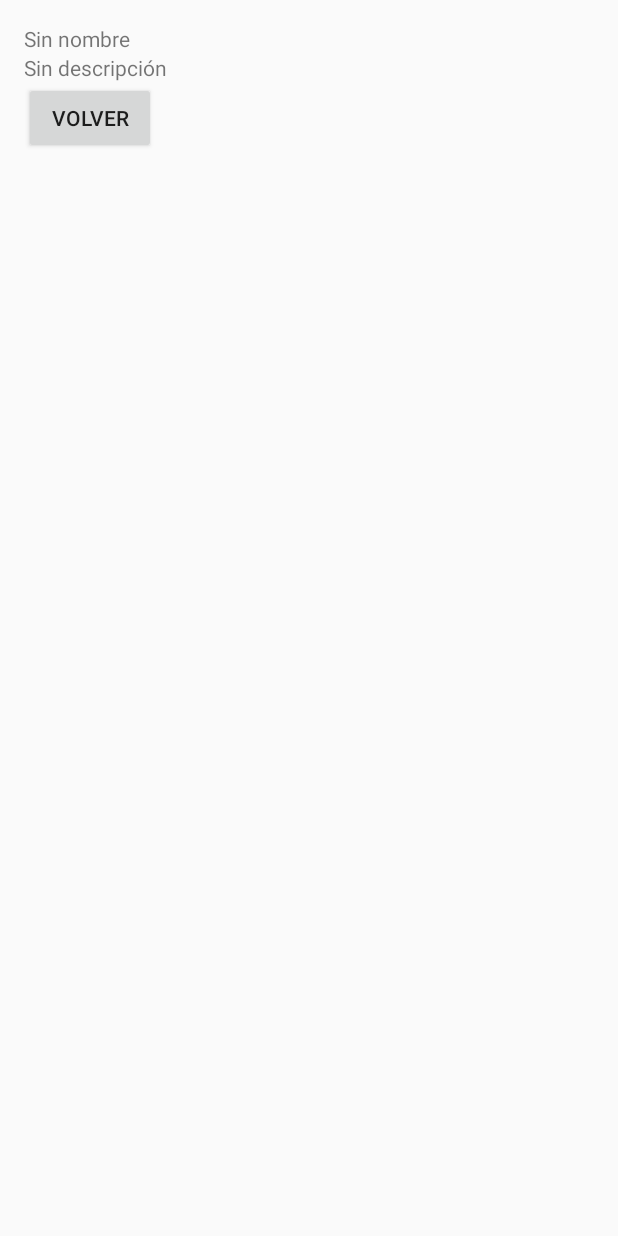
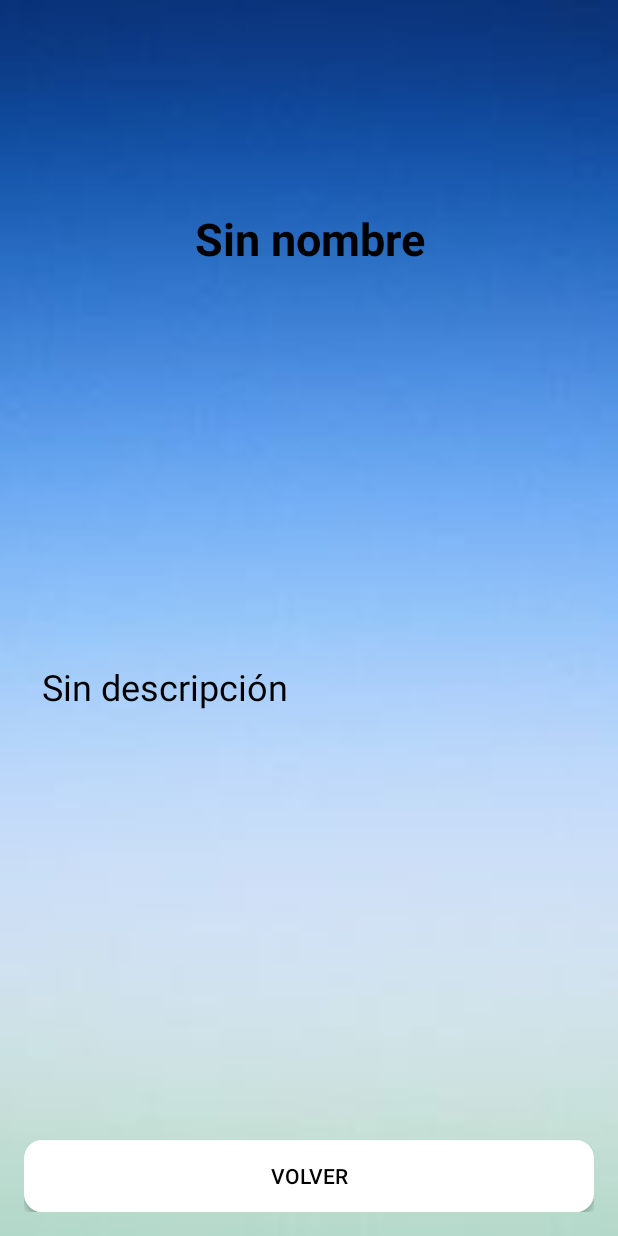
Before and after one commit to juanmasemper/tp1-appmoviles, an Android app built with Jetpack Compose: the PreferenceDetailActivity screen opened directly, with no data from a screen before it, on a phone screen of 412 x 824 dp. Run offline under Robolectric (Android 15) with nearby library versions, the light colour scheme and no system bars.

Commit message:
Cambios en pantalla de preferencia seleccionada

```diff
--- a/app/src/main/res/layout/activity_preference_detail_activity.xml
+++ b/app/src/main/res/layout/activity_preference_detail_activity.xml
@@ -3,23 +3,56 @@
     android:layout_width="match_parent"
     android:layout_height="match_parent"
     android:orientation="vertical"
-    android:padding="16dp">
+    android:padding="16dp"
+    android:background="@drawable/fondo_inicio"
+    android:gravity="center_horizontal">
+
+    <View
+        android:layout_width="match_parent"
+        android:layout_height="0dp"
+        android:layout_weight="0.5" />
 
     <TextView
         android:id="@+id/textoTitulo"
-        android:layout_width="wrap_content"
+        android:layout_width="match_parent"
         android:layout_height="wrap_content"
-        android:text="Título de preferencia" />
+        android:text="@string/title"
+        android:textColor="@android:color/black"
+        android:textSize="30sp"
+        android:textStyle="bold"
+        android:gravity="center"
+        android:layout_marginBottom="16dp" />
+
+    <View
+        android:layout_width="match_parent"
+        android:layout_height="0dp"
+        android:layout_weight="1" />
 
     <TextView
         android:id="@+id/textoDescripcion"
-        android:layout_width="wrap_content"
+        android:layout_width="match_parent"
         android:layout_height="wrap_content"
-        android:text="Descripción" />
+        android:text="@string/description"
+        android:textColor="@android:color/black"
+        android:textSize="24sp"
+        android:gravity="start"
+        android:layout_marginStart="8dp"
+        android:lineSpacingExtra="4dp"
+        android:layout_marginBottom="24dp" />
+
+    <View
+        android:layout_width="match_parent"
+        android:layout_height="0dp"
+        android:layout_weight="1" />
 
     <Button
         android:id="@+id/buttonBackDetail"
-        android:layout_width="wrap_content"
+        android:layout_width="match_parent"
         android:layout_height="wrap_content"
-        android:text="Volver" />
+        android:text="@string/back"
+        android:background="@drawable/button_register"
+        android:textColor="@android:color/black"
+        android:elevation="4dp"
+        android:minHeight="48dp"
+        android:layout_marginTop="16dp" />
 </LinearLayout>
--- a/app/src/main/res/layout/activity_preferences.xml
+++ b/app/src/main/res/layout/activity_preferences.xml
@@ -15,7 +15,7 @@
             android:layout_width="wrap_content"
             android:layout_height="wrap_content"
             android:text="@string/platform_selected"
-            android:textColor="@android:color/white"
+            android:textColor="@android:color/black"
             android:textStyle="bold"
             android:textSize="30sp"
             android:layout_marginTop="52dp"
--- a/app/src/main/res/layout/card_preference.xml
+++ b/app/src/main/res/layout/card_preference.xml
@@ -1,5 +1,6 @@
 <?xml version="1.0" encoding="utf-8"?>
 <androidx.cardview.widget.CardView xmlns:android="http://schemas.android.com/apk/res/android"
+    xmlns:app="http://schemas.android.com/apk/res-auto"
     xmlns:card_view="http://schemas.android.com/apk/res-auto"
     android:layout_width="match_parent"
     android:layout_height="wrap_content"
@@ -14,12 +15,11 @@
         android:orientation="vertical"
         android:padding="12dp">
 
-        <ImageView
+        <com.google.android.material.imageview.ShapeableImageView
             android:id="@+id/cardImage"
-            android:layout_width="match_parent"
-            android:layout_height="180dp"
-            android:scaleType="centerCrop"
-            android:contentDescription="@string/pref_img" />
+            style="@style/UniformImageStyle"
+            android:contentDescription="@string/pref_img"
+            app:shapeAppearanceOverlay="@style/RoundedImage" />
 
         <TextView
             android:id="@+id/cardText"
--- a/app/src/main/res/values/styles.xml
+++ b/app/src/main/res/values/styles.xml
@@ -1,7 +1,11 @@
 <resources>
     <style name="UniformImageStyle">
-        <item name="android:layout_width">0dp</item>
+        <item name="android:layout_width">match_parent</item>
         <item name="android:layout_height">150dp</item>
         <item name="android:scaleType">centerCrop</item>
     </style>
+    <style name="RoundedImage" parent="">
+        <item name="cornerFamily">rounded</item>
+        <item name="cornerSize">12dp</item>
+    </style>
 </resources>
```
